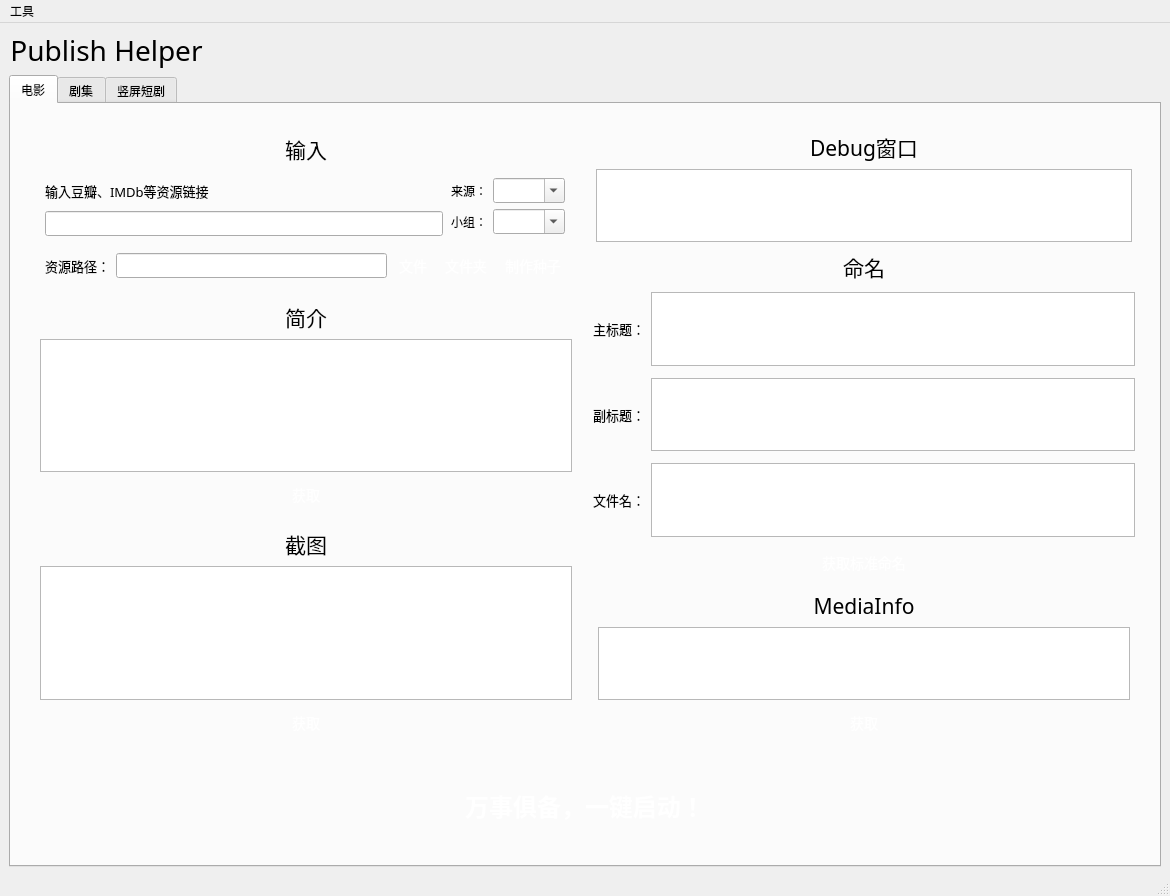
Before: the Qt Designer form ph-bjd/ui/mainwindow.ui in publish-helper/publish-helper, drawn with Qt 5.
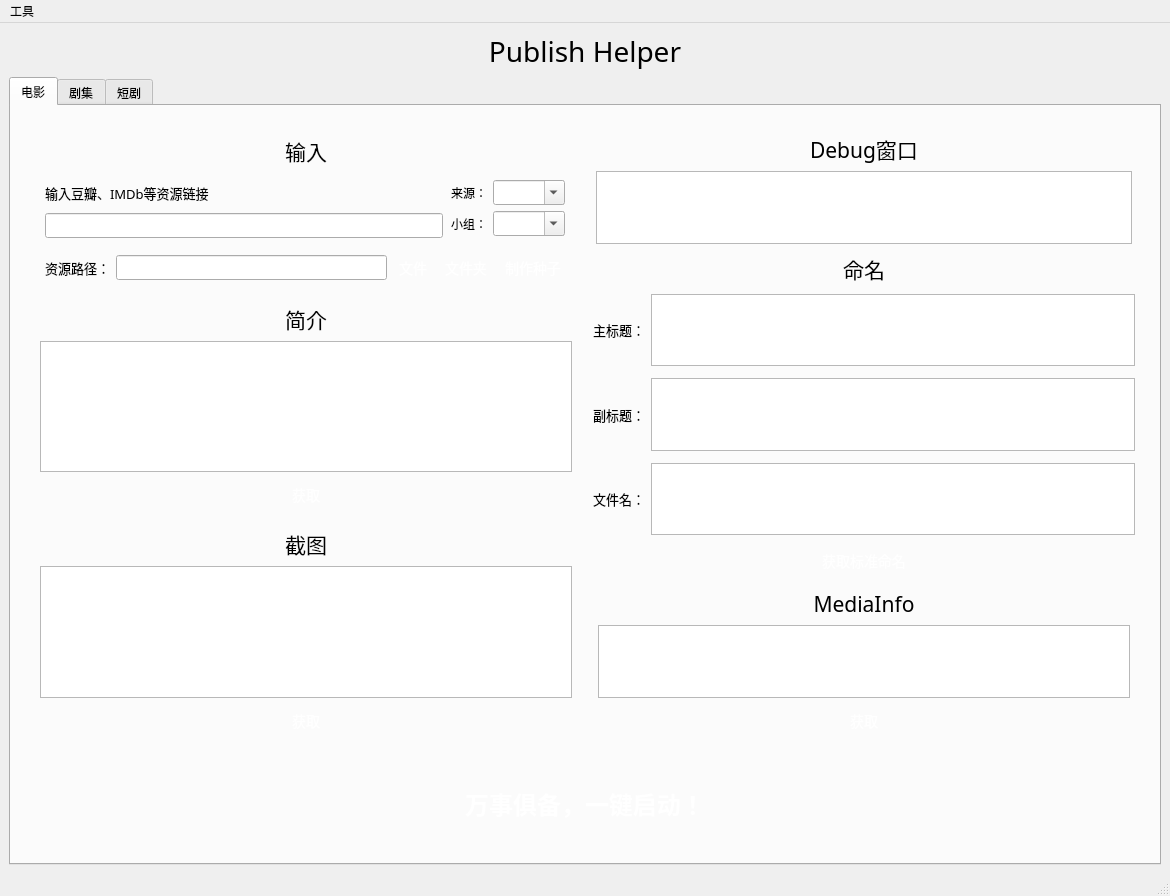
After: the same form once the commit is applied.

```diff
--- a/ph-bjd/ui/mainwindow.ui
+++ b/ph-bjd/ui/mainwindow.ui
@@ -23,15 +23,9 @@
    <string notr="true"/>
   </property>
   <widget class="QWidget" name="centralwidget">
+   <layout class="QVBoxLayout" name="verticalLayout_22">
+    <item>
    <widget class="QLabel" name="label_7">
-    <property name="geometry">
-     <rect>
-      <x>9</x>
-      <y>9</y>
-      <width>195</width>
-      <height>37</height>
-     </rect>
-    </property>
     <property name="font">
      <font>
       <family>微软雅黑</family>
@@ -45,15 +39,9 @@
      <set>Qt::AlignCenter</set>
     </property>
    </widget>
+    </item>
+    <item>
    <widget class="QTabWidget" name="tabWiget">
-    <property name="geometry">
-     <rect>
-      <x>9</x>
-      <y>52</y>
-      <width>1152</width>
-      <height>792</height>
-     </rect>
-    </property>
     <property name="currentIndex">
      <number>0</number>
     </property>
@@ -1877,7 +1865,7 @@
     </widget>
     <widget class="QWidget" name="tab_3">
      <attribute name="title">
-      <string>竖屏短剧</string>
+        <string>短剧</string>
      </attribute>
      <layout class="QVBoxLayout" name="verticalLayout_21">
       <item>
@@ -2967,6 +2955,8 @@
      </layout>
     </widget>
    </widget>
+    </item>
+   </layout>
   </widget>
   <widget class="QStatusBar" name="statusbar"/>
   <widget class="QMenuBar" name="menubar">
```
Lines whose indentation alone changed are shown as unchanged.
